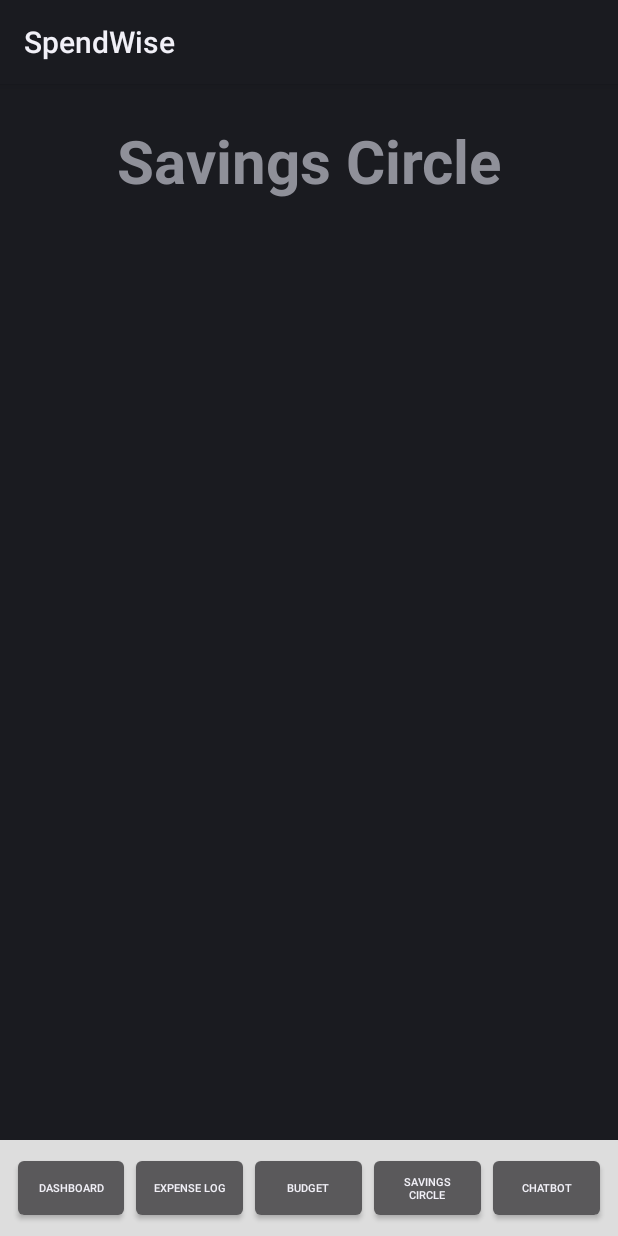
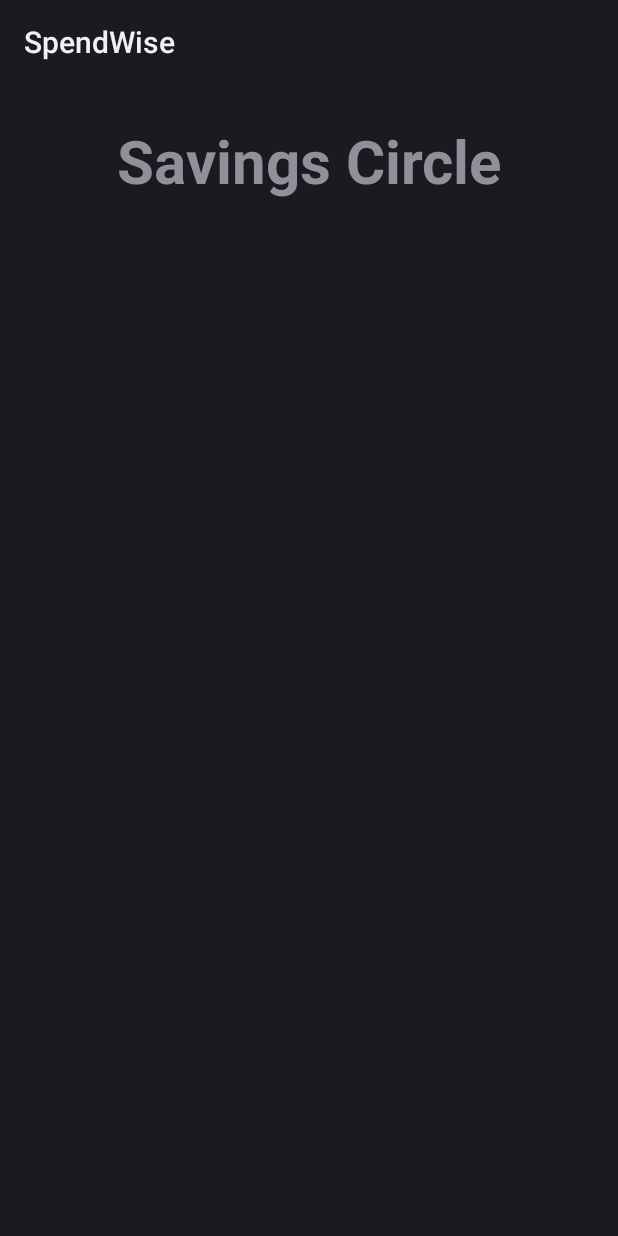
Before and after one commit to NeelMaddu268/CS2340_F25_Team6, an Android app: the fragment SavingsCircleFragment shown on its own in the app's theme, on a phone screen of 412 x 824 dp. Run offline under Robolectric (Android 15) with nearby library versions, the phone set to English and light mode, and no system bars.

Commit message:
Final changes made, but app wont run

```diff
--- a/Project/Sprint0.5-main/app/src/main/res/layout/activity_nav_bar.xml
+++ /dev/null
@@ -1,56 +0,0 @@
-<?xml version="1.0" encoding="utf-8"?>
-<RelativeLayout
-    xmlns:android="http://schemas.android.com/apk/res/android"
-    android:layout_width="match_parent"
-    android:layout_height="wrap_content">
-    <LinearLayout
-        xmlns:android="http://schemas.android.com/apk/res/android"
-        android:layout_width="match_parent"
-        android:layout_height="wrap_content"
-        android:layout_alignParentBottom="true"
-        android:orientation="horizontal"
-        android:gravity="center"
-        android:background="#FFDDDDDD"
-        android:padding="8dp">
-
-        <Button
-            android:id="@+id/btnDashboard"
-            android:layout_width="5dp"
-            android:layout_height="wrap_content"
-            android:layout_weight="1"
-            android:textSize="7dp"
-            android:text="Dashboard"/>
-
-        <Button
-            android:id="@+id/btnExpenseLog"
-            android:layout_width="5dp"
-            android:layout_height="wrap_content"
-            android:layout_weight="1"
-            android:textSize="7dp"
-            android:text="Expense Log"/>
-
-        <Button
-            android:id="@+id/btnBudget"
-            android:layout_width="5dp"
-            android:layout_height="wrap_content"
-            android:layout_weight="1"
-            android:textSize="7dp"
-            android:text="Budget"/>
-
-        <Button
-            android:id="@+id/btnSavingsCircle"
-            android:layout_width="5dp"
-            android:layout_height="wrap_content"
-            android:layout_weight="1"
-            android:textSize="7dp"
-            android:text="Savings Circle"/>
-
-        <Button
-            android:id="@+id/btnChatbot"
-            android:layout_width="5dp"
-            android:layout_height="wrap_content"
-            android:layout_weight="1"
-            android:textSize="7dp"
-            android:text="Chatbot"/>
-    </LinearLayout>
-</RelativeLayout>
--- a/Project/Sprint0.5-main/app/src/main/res/layout/fragment_savingscircle.xml
+++ b/Project/Sprint0.5-main/app/src/main/res/layout/fragment_savingscircle.xml
@@ -4,10 +4,10 @@
     xmlns:android="http://schemas.android.com/apk/res/android"
     xmlns:app="http://schemas.android.com/apk/res-auto"
     xmlns:tools="http://schemas.android.com/tools"
-    android:id="@+id/main"
+    android:id="@+id/savingscircle_layout"
     android:layout_width="match_parent"
     android:layout_height="match_parent"
-    tools:context=".view.SavingsCircle">
+    tools:context=".view.SavingsCircleFragment">
 
     <TextView
         android:id="@+id/text_savings_circle"
@@ -21,11 +21,4 @@
         app:layout_constraintTop_toTopOf="parent"
         android:layout_marginTop="24dp" />
 
-    <include
-        android:id="@+id/navBar"
-        layout="@layout/activity_nav_bar"
-        app:layout_constraintBottom_toBottomOf="parent"
-        app:layout_constraintStart_toStartOf="parent"
-        app:layout_constraintEnd_toEndOf="parent"/>
-
 </androidx.constraintlayout.widget.ConstraintLayout>
--- a/Project/Sprint0.5-main/app/src/main/res/values/colors.xml
+++ b/Project/Sprint0.5-main/app/src/main/res/values/colors.xml
@@ -5,4 +5,8 @@
     <color name="blue">#0000FF</color>
     <color name="red">#FF0000</color>
 
+    <!-- Add these for your theme -->
+    <color name="colorPrimary">#6200EE</color>
+    <color name="colorPrimaryDark">#3700B3</color>
+    <color name="colorAccent">#03DAC5</color>
 </resources>
```
Also changed, not shown: Project/Sprint0.5-main/app/src/main/res/layout/fragment_budgets.xml (+1 -8 lines), Project/Sprint0.5-main/app/src/main/res/layout/fragment_dashboard.xml (+2 -9 lines), Project/Sprint0.5-main/app/src/main/res/layout/fragment_expenselog.xml (+1 -8 lines).
